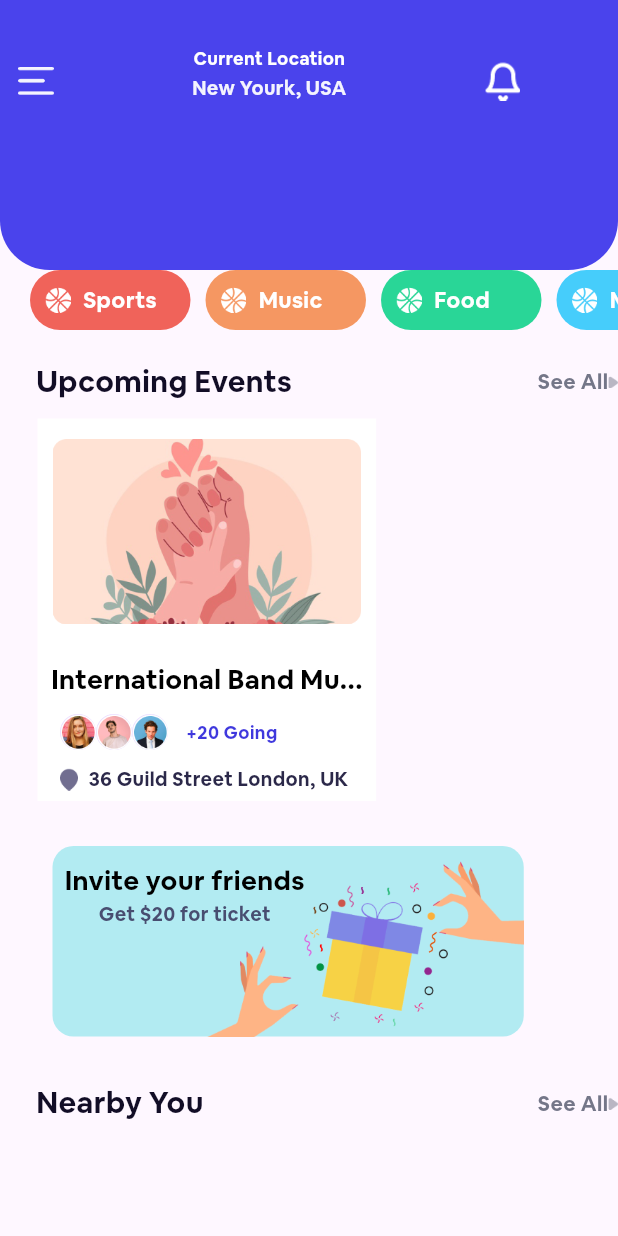
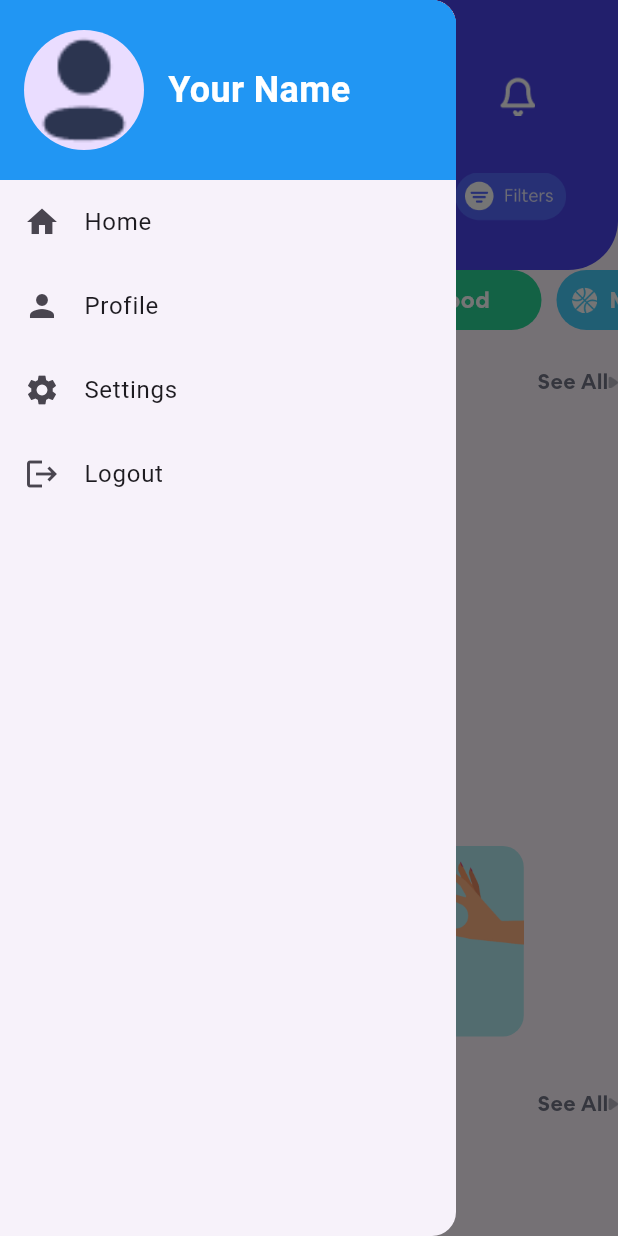
Before and after one commit to Rostomgh/Test_Org, a Flutter app: the HomeScreen screen opened by its route, with the side drawer open (before the commit the screen has no drawer), on a phone screen of 412 x 824 dp. Run offline on Flutter 3.47's test engine with Material 3 defaults, Android fonts, the phone set to English and light mode, and no system bars; our stand-ins replace bloc, flutter_bloc, responsive_grid, smooth_page_indicator.

Commit message:
add drawer in home screen

```diff
--- a/lib/features/Home/HomeScreen.dart
+++ b/lib/features/Home/HomeScreen.dart
@@ -2,6 +2,7 @@ import 'package:flutter/material.dart';
 import 'package:test_org/core/Theme/AppSizes.dart';
 import 'package:test_org/features/Home/Widget/CustomBuildCategory.dart';
 import 'package:test_org/features/Home/Widget/CustomContainerStart.dart';
+import 'package:test_org/features/Home/Widget/CustomDrawer.dart';
 import 'package:test_org/features/Home/Widget/CustomInvite.dart';
 import 'package:test_org/features/Home/Widget/CustomRowGrid.dart';
 import 'package:test_org/features/Home/Widget/TitleScreen.dart';
@@ -17,6 +18,7 @@ class _HomeScreenState extends State<HomeScreen> {
   @override
   Widget build(BuildContext context) {
     return const Scaffold(
+      drawer: CustomDrawer(),
         body: SingleChildScrollView(
       child: Column(children: [
         CustomContainerStart(),
--- a/lib/features/Home/Widget/CustomContainerStart.dart
+++ b/lib/features/Home/Widget/CustomContainerStart.dart
@@ -1,6 +1,7 @@
 import 'package:flutter/material.dart';
 import 'package:test_org/core/Theme/AppColors.dart';
 import 'package:test_org/features/Home/Widget/CustomMenu.dart';
+import 'package:test_org/features/Search/Widget/CustomSearchBar.dart';
 
 class CustomContainerStart extends StatelessWidget {
   const CustomContainerStart({super.key});
@@ -10,14 +11,28 @@ class CustomContainerStart extends StatelessWidget {
     return Container(
       height: 180,
       width: double.infinity,
-      decoration:  const BoxDecoration(
-        color:AppColors.ColorC,
-         borderRadius: BorderRadius.only(
-          bottomRight:Radius.circular(33),
-          bottomLeft:Radius.circular(33)
-           )
+      decoration: const BoxDecoration(
+        color: AppColors.ColorC,
+        borderRadius: BorderRadius.only(
+          bottomRight: Radius.circular(33),
+          bottomLeft: Radius.circular(33),
+        ),
       ),
-      child: CustomMenu(),
+      child: const Stack(
+        children: [
+          Positioned(
+            top: 10,
+            left: 10,
+            child: CustomMenu(),
+          ),
+          Positioned(
+            bottom: 10,
+            left: 10,
+            right: 10,
+            child: CustomSearchBar(fillcolor: AppColors.ColorC,clrB: AppColors.whiteColor,),
+          ),
+        ],
+      ),
     );
   }
 }
--- /dev/null
+++ b/lib/features/Home/Widget/CustomDrawer.dart
@@ -0,0 +1,73 @@
+import 'package:flutter/material.dart';
+import 'package:test_org/core/Theme/AppAssets.dart';
+
+class CustomDrawer extends StatelessWidget {
+  const CustomDrawer({super.key});
+
+  @override
+  Widget build(BuildContext context) {
+    return Drawer(
+      child: Column(
+        crossAxisAlignment: CrossAxisAlignment.start,
+        children: [
+          Container(
+            height: 120,
+            color: Colors.blue, // You can customize this
+            child: Padding(
+              padding: const EdgeInsets.all(16.0),
+              child: Row(
+                children: [
+                  CircleAvatar(
+                    backgroundImage: AssetImage(Assets.profile), // Add your profile image asset
+                    radius: 40,
+                  ),
+                  const SizedBox(width: 16),
+                  const Text(
+                    'Your Name', // You can fetch user's name dynamically
+                    style: TextStyle(
+                      color: Colors.white,
+                      fontSize: 24,
+                      fontWeight: FontWeight.bold,
+                    ),
+                  ),
+                ],
+              ),
+            ),
+          ),
+          ListTile(
+            leading: const Icon(Icons.home),
+            title: const Text('Home'),
+            onTap: () {
+              Navigator.of(context).pop(); // Close the drawer
+              // Navigate to home screen or perform other actions
+            },
+          ),
+          ListTile(
+            leading: const Icon(Icons.person),
+            title: const Text('Profile'),
+            onTap: () {
+              Navigator.of(context).pop();
+              // Navigate to profile screen or perform other actions
+            },
+          ),
+          ListTile(
+            leading: const Icon(Icons.settings),
+            title: const Text('Settings'),
+            onTap: () {
+              Navigator.of(context).pop();
+              // Navigate to settings screen or perform other actions
+            },
+          ),
+          ListTile(
+            leading: const Icon(Icons.logout),
+            title: const Text('Logout'),
+            onTap: () {
+              Navigator.of(context).pop();
+              // Perform logout actions
+            },
+          ),
+        ],
+      ),
+    );
+  }
+}
--- a/lib/features/Search/SearchScreen.dart
+++ b/lib/features/Search/SearchScreen.dart
@@ -28,7 +28,7 @@ class _SearchScreenState extends State<SearchScreen> {
         body: const SingleChildScrollView(
             child: Column(
           children: [
-            CustomSearchBar(),
+            CustomSearchBar(fillcolor: AppColors.whiteColor,clrB: AppColors.primaryColor,),
             SizedBox(
               height: 20,
             ),
--- a/lib/features/Search/Widget/CustomSearchBar.dart
+++ b/lib/features/Search/Widget/CustomSearchBar.dart
@@ -3,14 +3,15 @@ import 'package:test_org/core/Theme/AppAssets.dart';
 import 'package:test_org/core/Theme/AppColors.dart';
 
 class CustomSearchBar extends StatelessWidget {
-  const CustomSearchBar({super.key});
+  final Color fillcolor;
+  final Color clrB ;
+  const CustomSearchBar({super.key, required this.fillcolor, required this.clrB});
 
   @override
   Widget build(BuildContext context) {
     return Padding(
       padding: const EdgeInsets.symmetric(horizontal: 16.0, vertical: 8.0),
       child: TextFormField(
-
         decoration: InputDecoration(
             hintText: 'Search...',
             hintStyle: const TextStyle(
@@ -19,20 +20,24 @@ class CustomSearchBar extends StatelessWidget {
               fontSize: 20,
               fontWeight: FontWeight.w100,
             ),
-          prefixIcon: const Icon(Icons.search,color: AppColors.primaryColor,size: 35,),
+            prefixIcon:  Icon(
+              Icons.search,
+              color: clrB,
+              size: 35,
+            ),
             suffixIcon: IconButton(
-            icon: Image.asset(Assets.filtre,width: 75,height: 32,),
-            onPressed: () {}
-
+                icon: Image.asset(
+                  Assets.filtre,
+                  width: 75,
+                  height: 32,
                 ),
+                onPressed: () {}),
             border: OutlineInputBorder(
               borderRadius: BorderRadius.circular(12.0),
               borderSide: BorderSide.none,
             ),
             filled: true,
-          fillColor: AppColors.whiteColor,
-        ),
-
+            fillColor: fillcolor),
       ),
     );
   }
```
Lines whose indentation alone changed are shown as unchanged.
